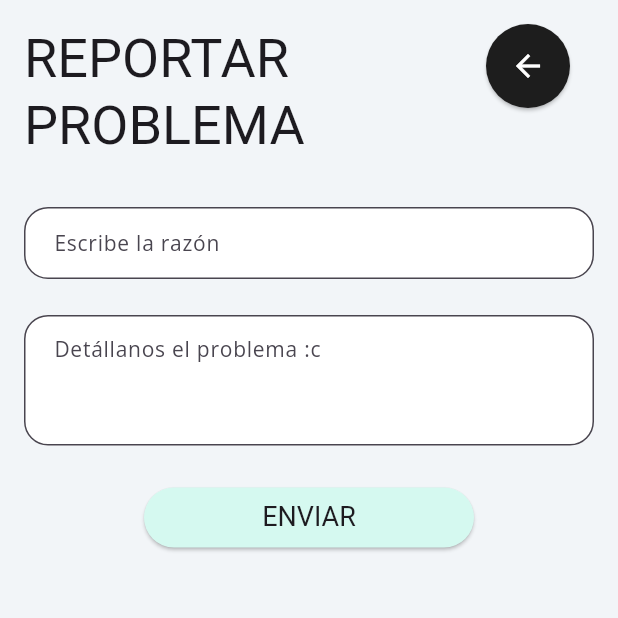
After one commit to richardrnmr/miBienestarUC, a Flutter app: the ReportProblemPage screen opened directly, on a phone screen of 412 x 824 dp, the top half of it. The commit adds this screen. Run offline on Flutter 3.47's test engine with Material 3 defaults, Android fonts, the phone set to English and light mode, and no system bars; our stand-ins replace cloud_firestore, email_validator, firebase_auth, firebase_core, flutter_svg, google_fonts and 1 more; accounts and stored records are empty.

Commit message:
cambios finales con showdialog en partes restantes

```diff
--- /dev/null
+++ b/lib/pages/report_problem_page.dart
@@ -0,0 +1,114 @@
+import 'package:flutter/material.dart';
+import 'package:mi_bienestar_uc/core/helpers/firebase_helper.dart';
+import 'package:mi_bienestar_uc/core/validators.dart';
+import 'package:mi_bienestar_uc/ui/general/colors.dart';
+import 'package:mi_bienestar_uc/ui/widgets/custom_show_dialog.dart';
+import 'package:mi_bienestar_uc/ui/widgets/edited_text_area.dart';
+import 'package:mi_bienestar_uc/ui/widgets/edited_text_form_field.dart';
+import 'package:mi_bienestar_uc/ui/widgets/global_edited_button.dart';
+
+class ReportProblemPage extends StatelessWidget {
+  const ReportProblemPage({Key? key});
+
+  @override
+  Widget build(BuildContext context) {
+    TextEditingController _reasonController = TextEditingController();
+    TextEditingController _detailsController = TextEditingController();
+    final _formKey = GlobalKey<FormState>();
+
+    return Scaffold(
+      body: SafeArea(
+        child: SingleChildScrollView(
+          child: Column(
+            crossAxisAlignment: CrossAxisAlignment.start,
+            children: [
+              Padding(
+                padding: const EdgeInsets.all(16.0),
+                child: Text(
+                  'REPORTAR\nPROBLEMA',
+                  style: Theme.of(context).textTheme.headlineLarge?.copyWith(
+                        fontSize: 36,
+                      ),
+                ),
+              ),
+              Padding(
+                padding: const EdgeInsets.all(16.0),
+                child: Form(
+                  key: _formKey,
+                  child: Column(
+                    children: [
+                      EditedTextFormField(
+                        hintText: 'Escribe la razón',
+                        controller: _reasonController,
+                        validator: PersonalizedValidators.text,
+                      ),
+                      SizedBox(height: 24),
+                      EditedTextArea(
+                        hintText: 'Detállanos el problema :c',
+                        controller: _detailsController,
+                        minLines: 3,
+                        enableText: true,
+                        colorbside: AppColor.skyblueColor,
+                        validator: PersonalizedValidators.text,
+                      ),
+                      SizedBox(height: 24),
+                      GlobalEditedButton(
+                          text: 'ENVIAR',
+                          onPressed: () {
+                            if (_formKey.currentState!.validate()) {
+                              showCustomDialog(
+                                title: 'Confirmación',
+                                context: context,
+                                message:
+                                    '¿Estás seguro de enviar este reporte?',
+                                onAccept: () {
+                                  FirebaseHelper.postProblem(
+                                      reason: _reasonController.text,
+                                      detail: _detailsController.text);
+                                  _reasonController.clear();
+                                  _detailsController.clear();
+                                  Navigator.pop(context);
+                                  showCustomDialog(
+                                    title: 'Confirmación',
+                                    context: context,
+                                    message: 'Enviado exitosamente',
+                                    onAccept: () {
+                                      Navigator.pop(context);
+                                    },
+                                  );
+                                },
+                                onCancel: () {},
+                              );
+                            }
+                          },
+                          color: AppColor.skyPastelColor)
+                    ],
+                  ),
+                ),
+              ),
+            ],
+          ),
+        ),
+      ),
+      floatingActionButton: Padding(
+        padding: const EdgeInsets.all(16.0),
+        child: FloatingActionButton(
+          shape: RoundedRectangleBorder(
+            borderRadius:
+                BorderRadius.circular(30), // Radio para hacerlo redondo
+          ),
+          elevation: 1,
+          onPressed: () {
+            Navigator.pop(context);
+          },
+          child: Icon(
+            Icons.arrow_back,
+            color: Colors.white,
+          ),
+          backgroundColor: AppColor.blackparcialColor,
+        ),
+      ),
+      floatingActionButtonLocation: FloatingActionButtonLocation.endTop,
+    );
+  }
+}
--- a/lib/ui/widgets/edited_text_area.dart
+++ b/lib/ui/widgets/edited_text_area.dart
@@ -5,14 +5,20 @@ class EditedTextArea extends StatefulWidget {
   final String? Function(String?)? validator;
   final String hintText;
   final TextInputType? textInputType;
+  final Color colorbside;
   final bool enableText;
+  final FocusNode? focusNode;
+  int? minLines = 1;
 
-  const EditedTextArea({
+  EditedTextArea({
     Key? key,
     required this.hintText,
     required this.enableText,
     this.controller,
     this.validator,
+    this.focusNode,
+    this.minLines,
+    required this.colorbside,
     this.textInputType = TextInputType.multiline,
   }) : super(key: key);
 
@@ -27,12 +33,11 @@ class _EditedTextAreaState extends State<EditedTextArea> {
       keyboardType: widget.textInputType,
       controller: widget.controller,
       validator: widget.validator,
+      minLines: widget.minLines,
+      focusNode: widget.focusNode,
       maxLines: null,
       enabled: widget.enableText,
-      style: Theme.of(context)
-          .textTheme
-          .bodyLarge
-          ?.copyWith(fontSize: 14),
+      style: Theme.of(context).textTheme.bodyLarge?.copyWith(fontSize: 14),
       decoration: InputDecoration(
         filled: true,
         fillColor: Colors.white,
@@ -44,8 +49,8 @@ class _EditedTextAreaState extends State<EditedTextArea> {
         ),
         focusedBorder: OutlineInputBorder(
           borderSide: BorderSide(
-              color: Color(
-                  0xFFD6C731)), // Cambia el color del borde al tener el foco
+              color: widget
+                  .colorbside), // Cambia el color del borde al tener el foco
           borderRadius: BorderRadius.circular(16.0),
         ),
       ),
--- a/lib/ui/widgets/edited_text_form_field.dart
+++ b/lib/ui/widgets/edited_text_form_field.dart
@@ -1,4 +1,5 @@
 import 'package:flutter/material.dart';
+import 'package:mi_bienestar_uc/ui/general/colors.dart';
 
 class EditedTextFormField extends StatefulWidget {
   final TextEditingController? controller;
@@ -6,12 +7,14 @@ class EditedTextFormField extends StatefulWidget {
   final String hintText;
   final TextInputType? textInputType;
   final bool? isPassword;
+  final FocusNode? focusNode;
 
   const EditedTextFormField({
     super.key,
     required this.hintText,
     this.controller,
     this.validator,
+    this.focusNode,
     this.textInputType = TextInputType.text,
     this.isPassword = false,
   });
@@ -26,11 +29,12 @@ class _EditedTextFormFieldState extends State<EditedTextFormField> {
   @override
   Widget build(BuildContext context) {
     return TextFormField(
+      focusNode: widget.focusNode,
       keyboardType: widget.textInputType,
       controller: widget.controller,
       validator: widget.validator,
       style: Theme.of(context).textTheme.bodyLarge?.copyWith(fontSize: 14),
-      obscureText:widget.isPassword! ? _obscureText : !_obscureText,
+      obscureText: widget.isPassword! ? _obscureText : !_obscureText,
       decoration: InputDecoration(
         filled: true,
         fillColor: Colors.white,
@@ -52,6 +56,12 @@ class _EditedTextFormFieldState extends State<EditedTextFormField> {
                 },
               )
             : null,
+        focusedBorder: OutlineInputBorder(
+          borderSide: BorderSide(
+              color: AppColor
+                  .skyblueColor), // Cambia el color del borde al tener el foco
+          borderRadius: BorderRadius.circular(16.0),
+        ),
       ),
     );
   }
```
Also changed, not shown: lib/core/helpers/firebase_helper.dart (+36 -17 lines), lib/pages/diseases_details_page.dart (+11 -7 lines), lib/pages/help_page.dart (+36 -19 lines), lib/pages/home_page.dart (+9 -1 lines), lib/pages/symptoms_page.dart (+5 -5 lines), lib/ui/widgets/custom_show_dialog.dart (added, +66 -0 lines).
